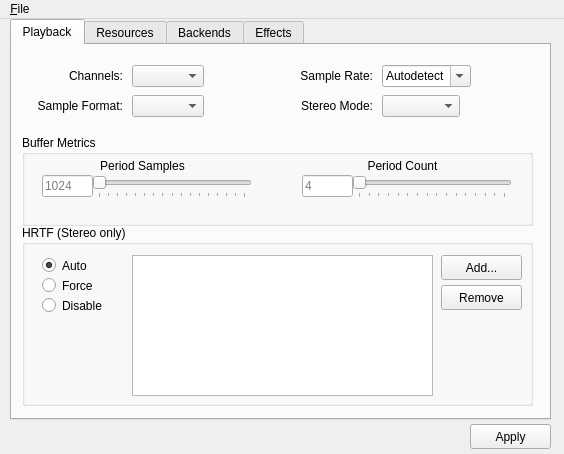
Old version of the form utils/alsoft-config/mainwindow.ui in the repository kcat/openal-soft.
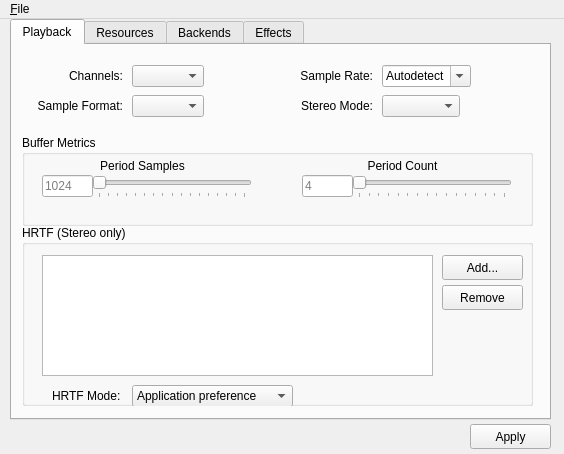
New version of the form. Icons and pictures are not drawn.

Commit message:
Reorganize the HRTF group box
The three radio buttons are moved to a combo box, which gives a bit more width
for the file list contents.

```diff
--- a/utils/alsoft-config/mainwindow.ui
+++ b/utils/alsoft-config/mainwindow.ui
@@ -215,67 +215,13 @@
       <property name="title">
        <string>HRTF (Stereo only)</string>
       </property>
-      <widget class="QRadioButton" name="hrtfAutoButton">
-       <property name="geometry">
-        <rect>
-         <x>20</x>
-         <y>30</y>
-         <width>71</width>
-         <height>21</height>
-        </rect>
-       </property>
-       <property name="toolTip">
-        <string>Allows applications to request HRTF mixing, or for HRTF
-mixing to be enabled when headphones are detected.</string>
-       </property>
-       <property name="text">
-        <string>Auto</string>
-       </property>
-       <property name="checked">
-        <bool>true</bool>
-       </property>
-      </widget>
-      <widget class="QRadioButton" name="hrtfDisableButton">
-       <property name="geometry">
-        <rect>
-         <x>20</x>
-         <y>70</y>
-         <width>71</width>
-         <height>21</height>
-        </rect>
-       </property>
-       <property name="toolTip">
-        <string>Does not allow HRTF mixing, even when requested.</string>
-       </property>
-       <property name="text">
-        <string>Disable</string>
-       </property>
-      </widget>
-      <widget class="QRadioButton" name="hrtfForceButton">
-       <property name="geometry">
-        <rect>
-         <x>20</x>
-         <y>50</y>
-         <width>71</width>
-         <height>21</height>
-        </rect>
-       </property>
-       <property name="toolTip">
-        <string>Attempts to force HRTF mixing, even if applications request not
-to do it. This may override the channel configuration and
-sample rate.</string>
-       </property>
-       <property name="text">
-        <string>Force</string>
-       </property>
-      </widget>
       <widget class="QListWidget" name="hrtfFileList">
        <property name="geometry">
         <rect>
-         <x>110</x>
+         <x>20</x>
          <y>30</y>
-         <width>301</width>
-         <height>141</height>
+         <width>391</width>
+         <height>121</height>
         </rect>
        </property>
        <property name="toolTip">
@@ -304,7 +250,7 @@
       <widget class="QPushButton" name="hrtfAddButton">
        <property name="geometry">
         <rect>
-         <x>419</x>
+         <x>420</x>
          <y>30</y>
          <width>81</width>
          <height>25</height>
@@ -325,7 +271,7 @@
       <widget class="QPushButton" name="hrtfRemoveButton">
        <property name="geometry">
         <rect>
-         <x>419</x>
+         <x>420</x>
          <y>60</y>
          <width>81</width>
          <height>25</height>
@@ -340,6 +286,47 @@
         </iconset>
        </property>
       </widget>
+      <widget class="QComboBox" name="hrtfStateComboBox">
+       <property name="geometry">
+        <rect>
+         <x>110</x>
+         <y>160</y>
+         <width>161</width>
+         <height>22</height>
+        </rect>
+       </property>
+       <property name="sizeAdjustPolicy">
+        <enum>QComboBox::AdjustToContentsOnFirstShow</enum>
+       </property>
+       <item>
+        <property name="text">
+         <string>Application preference</string>
+        </property>
+       </item>
+       <item>
+        <property name="text">
+         <string>On</string>
+        </property>
+       </item>
+       <item>
+        <property name="text">
+         <string>Off</string>
+        </property>
+       </item>
+      </widget>
+      <widget class="QLabel" name="label_15">
+       <property name="geometry">
+        <rect>
+         <x>30</x>
+         <y>160</y>
+         <width>71</width>
+         <height>21</height>
+        </rect>
+       </property>
+       <property name="text">
+        <string>HRTF Mode:</string>
+       </property>
+      </widget>
      </widget>
      <widget class="QGroupBox" name="groupBox_3">
       <property name="geometry">
```
The commit also changes 2 other files.
